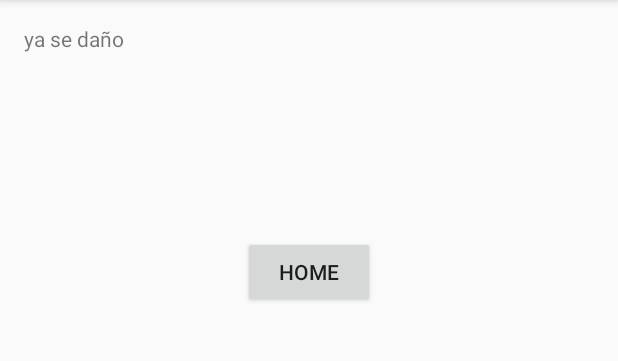
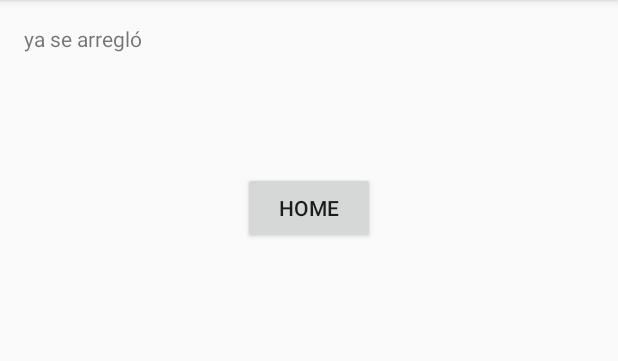
Before and after one commit to jriverarosero/udenarapp, an Android app: the screen it shows after launch (MainActivity), on a phone screen of 412 x 824 dp, the part 84-445 px from its top. Run offline under Robolectric (Android 15) with nearby library versions, the phone set to English and light mode, and no system bars.

Commit message:
ya se arreglo

```diff
--- a/app/build.gradle
+++ b/app/build.gradle
@@ -20,6 +20,6 @@ android {
 }
 
 dependencies {
-    compile fileTree(dir: 'libs', include: ['*.jar'])
-    compile 'com.android.support:appcompat-v7:22.0.0'
+    compile fileTree(include: ['*.jar'], dir: 'libs')
+    compile 'com.android.support:appcompat-v7:21.0.3'
 }
--- a/app/src/main/res/layout/activity_main.xml
+++ b/app/src/main/res/layout/activity_main.xml
@@ -5,14 +5,16 @@
     android:paddingTop="@dimen/activity_vertical_margin"
     android:paddingBottom="@dimen/activity_vertical_margin" tools:context=".MainActivity">
 
-    <TextView android:text="ya se daño" android:layout_width="wrap_content"
-        android:layout_height="wrap_content" />
+    <TextView android:text="ya se arregló" android:layout_width="wrap_content"
+        android:layout_height="wrap_content"
+        android:id="@+id/textView" />
 
     <Button
         android:layout_width="wrap_content"
         android:layout_height="wrap_content"
         android:text="home"
-        android:layout_centerHorizontal="true"
-        android:layout_marginTop="141dp" />
+        android:layout_marginTop="79dp"
+        android:layout_below="@+id/textView"
+        android:layout_centerHorizontal="true" />
 
 </RelativeLayout>
```
Also changed, not shown: 1 other file.
